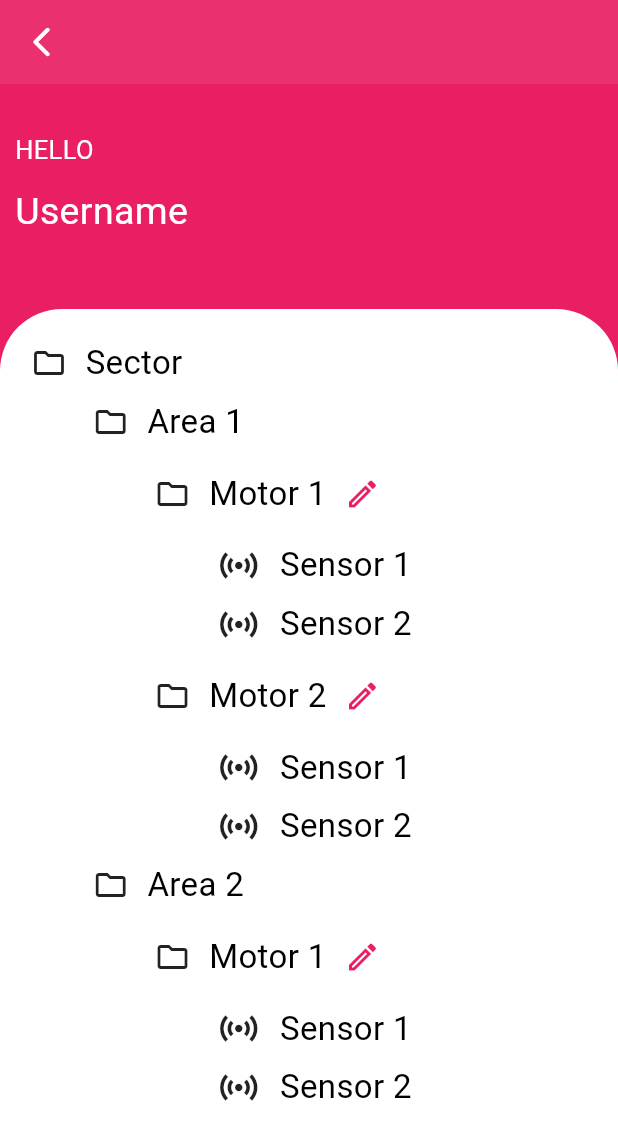
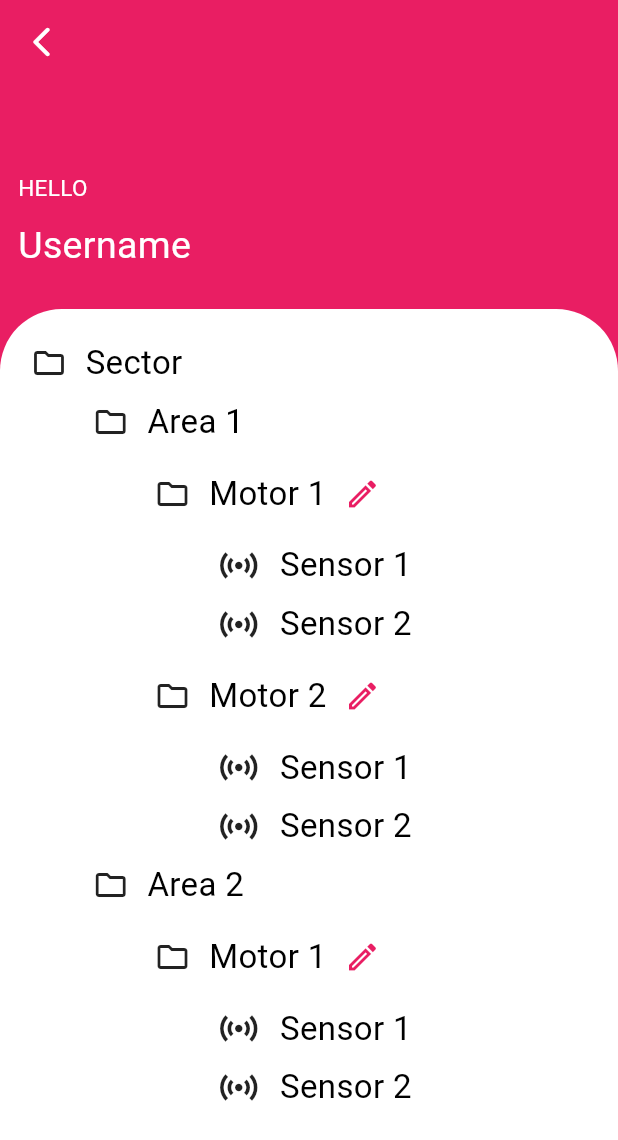
Before and after one commit to JotaDouglas/teste_mobile, a Flutter app: the screen it shows after launch, after a tap on "LOGIN", on a phone screen of 412 x 824 dp. Shown: the top 1140 px of the screen. Run offline on Flutter 3.47's test engine with Material 3 defaults, Android fonts, the phone set to English and light mode, and no system bars.

Commit message:
feat: final

```diff
--- a/lib/views/auth.view.dart
+++ b/lib/views/auth.view.dart
@@ -20,6 +20,7 @@ class _AuthPageState extends State<AuthPage> {
   Widget build(BuildContext context) {
     final screen = MediaQuery.of(context).size;
     final radio = screen.width * 0.3;
+    final radioIcon = screen.width * 0.1;
     var finalUser = Provider.of<UserController>(context, listen: false).user;
     return Scaffold(
       body: SingleChildScrollView(
@@ -29,10 +30,19 @@ class _AuthPageState extends State<AuthPage> {
           child: Column(
             mainAxisAlignment: MainAxisAlignment.end,
             children: [
-              Icon(
-                Icons.person,
-                color: Theme.of(context).colorScheme.primary,
-                size: screen.height * 0.1,
+              Container(
+                decoration: BoxDecoration(
+                    color: Colors.white,
+                    borderRadius: BorderRadius.only(
+                        bottomRight: Radius.circular(radioIcon),
+                        topLeft: Radius.circular(radioIcon),
+                        bottomLeft: Radius.circular(screen.width * 0.02),
+                        topRight: Radius.circular(screen.width * 0.02))),
+                child: Icon(
+                  Icons.person,
+                  color: Theme.of(context).colorScheme.secondary,
+                  size: screen.height * 0.1,
+                ),
               ),
               SizedBox(
                 height: screen.height * 0.05,
--- a/lib/views/home.view.dart
+++ b/lib/views/home.view.dart
@@ -24,6 +24,8 @@ class _HomePageState extends State<HomePage> {
     final radio = screen.width * 0.1;
     return Scaffold(
       appBar: AppBar(
+        surfaceTintColor: Colors.transparent,
+        backgroundColor: Colors.transparent,
         leading: IconButton(
           onPressed: () {
             goBack();
@@ -44,27 +46,30 @@ class _HomePageState extends State<HomePage> {
                 child: SizedBox(
                   width: screen.width,
                   height: screen.height * 0.1,
+                  child: Padding(
+                    padding: const EdgeInsets.all(2.0),
                     child: Column(
                       crossAxisAlignment: CrossAxisAlignment.start,
                       mainAxisAlignment: MainAxisAlignment.spaceAround,
                       children: [
                         const Text(
                           "HELLO",
-                        style: TextStyle(color: Colors.white, fontSize: 17),
+                          style: TextStyle(color: Colors.white, fontSize: 15),
                         ),
                         Text(
                           finalUser.userName != ""
                               ? finalUser.userName
                               : "Username",
-                        style:
-                            const TextStyle(color: Colors.white, fontSize: 25),
+                          style: const TextStyle(
+                              color: Colors.white, fontSize: 25),
                         ),
                       ],
                     ),
                   ),
                 ),
+              ),
               SizedBox(
-                height: screen.height * 0.05,
+                height: screen.height * 0.02,
               ),
               Container(
                 height: screen.height * 0.75,
```
Lines whose indentation alone changed are shown as unchanged.
